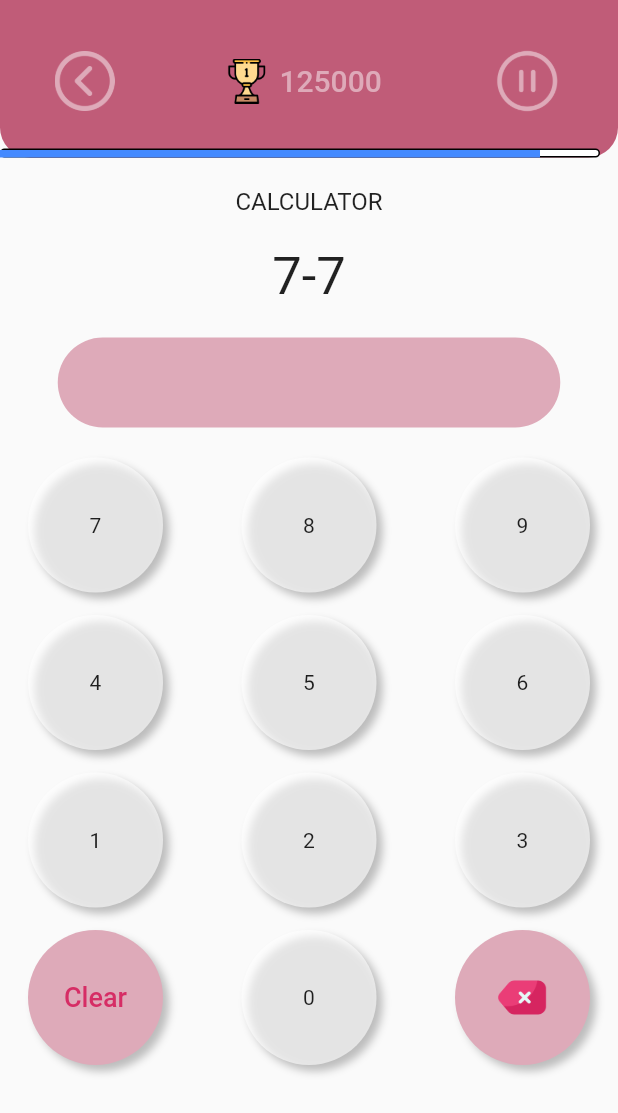
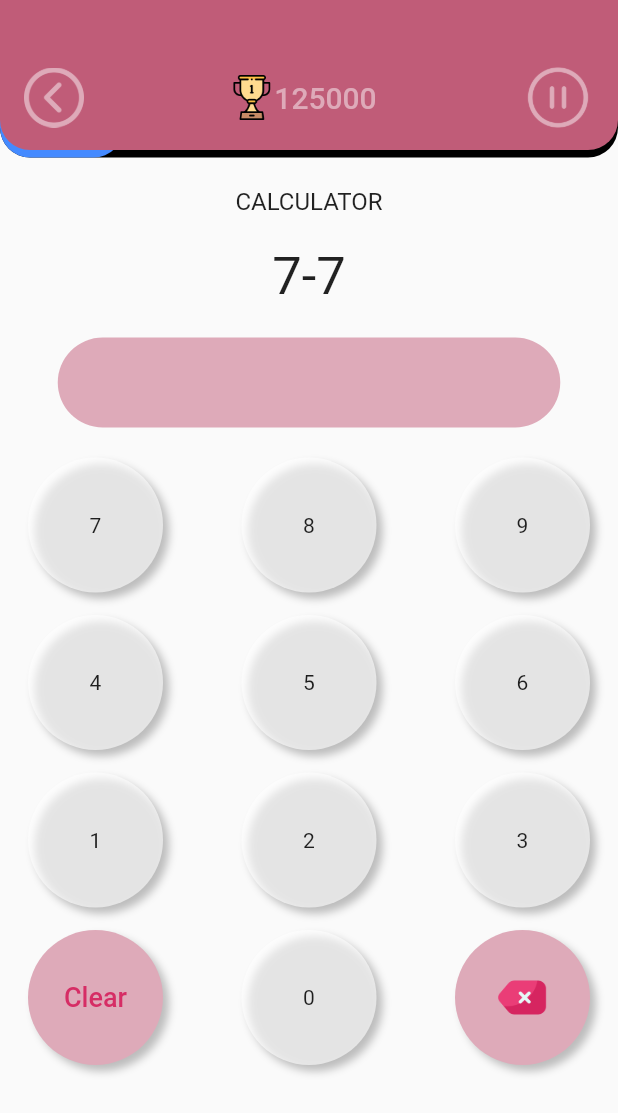
Before and after one commit to beyzauyanksoy/MathMatrixGame, a Flutter app: the Calculator screen opened directly, on a phone screen of 412 x 824 dp. Shown: the top 1113 px of the screen. Run offline on Flutter 3.47's test engine with Material 2 defaults, Android fonts, the phone set to English and light mode, and no system bars; our stand-ins replace google_fonts.

Commit message:
calculator sayfasında süre kısmı eklendi

```diff
--- a/lib/calculator.dart
+++ b/lib/calculator.dart
@@ -21,6 +21,36 @@ class _CalculatorState extends State<Calculator> {
           children: [
             Column(
               children: [
+                SizedBox(
+                  height: 105,
+                  width: MediaQuery.of(context).size.width,
+                  child: Stack(
+                    children: [
+                      //siyah container
+                      Positioned(
+                        bottom: 0,
+                        child: Container(
+                          width: MediaQuery.of(context).size.width,
+                          height: 50,
+                          decoration: BoxDecoration(
+                            borderRadius: BorderRadius.circular(20),
+                            color: Colors.black,
+                          ),
+                        ),
+                      ),
+                      //mavi container
+                      Positioned(
+                        bottom: 0,
+                        child: Container(
+                          width: MediaQuery.of(context).size.width / 5,
+                          height: 50,
+                          decoration: BoxDecoration(
+                            borderRadius: BorderRadius.circular(20),
+                            color: Colors.blueAccent,
+                          ),
+                        ),
+                      ),
+                      //pembe kısım
                       Container(
                         decoration: const BoxDecoration(
                           color: Color(0xffC05C78),
@@ -29,36 +59,35 @@ class _CalculatorState extends State<Calculator> {
                             bottomRight: Radius.circular(20),
                           ),
                         ),
-                  height: 105,
+                        height: 100,
                         width: MediaQuery.of(context).size.width,
                         child: Padding(
                           padding: const EdgeInsets.only(top: 30),
-                    child: Stack(
-                      children: [
-                        Row(
+                          child: Container(
+                            height: 105,
+                            width: MediaQuery.of(context).size.width,
+                            child: Row(
                               mainAxisAlignment: MainAxisAlignment.spaceAround,
                               children: [
-                              GestureDetector(
+                                Padding(
+                                  padding: const EdgeInsets.only(left: 16),
+                                  child: GestureDetector(
                                     onTap: () {
                                       Navigator.of(context).pop();
+                                      //gesturedetector 1
                                     },
-                                child: Stack(
-                                  children: [
-                                    Container(
                                     child: Image.asset(
                                       'assets/previous.png',
                                       width: 40,
                                       color: const Color(0xffDeaab9),
                                     ),
                                   ),
-                                  ],
                                 ),
-                              ),
-                              Container(
-                                width: 105,
+                                Expanded(
                                   child: Row(
-                                  mainAxisAlignment:
-                                      MainAxisAlignment.spaceBetween,
+                                    mainAxisAlignment: MainAxisAlignment.center,
+                                    crossAxisAlignment:
+                                        CrossAxisAlignment.center,
                                     children: [
                                       Image.asset(
                                         "assets/trophy.png",
@@ -74,9 +103,12 @@ class _CalculatorState extends State<Calculator> {
                                     ],
                                   ),
                                 ),
-                              GestureDetector(
+                                Padding(
+                                  padding: const EdgeInsets.only(right: 16),
+                                  child: GestureDetector(
                                     onTap: () {
                                       print(isdialog);
+                                      //gesturedetector2
                                       setState(() {
                                         isdialog = true;
                                         print(isdialog);
@@ -88,26 +120,13 @@ class _CalculatorState extends State<Calculator> {
                                       color: Color(0xffDeaab9),
                                     ),
                                   ),
-                            ]),
-                        Positioned(
-                          top: 69,
-                          child: Container(
-                            decoration: BoxDecoration(
-                              borderRadius: BorderRadius.circular(10),
-                              border: Border.all(),
-                              color: Colors.white,
-                            ),
-                            width: 400,
-                            height: 6,
-                          ),
-                        ),
-                        Positioned(
-                          bottom: 0,
-                          child: Container(
-                              width: 360, height: 5, color: Colors.blueAccent),
                                 ),
                               ],
                             ),
+                          ),
+                        ),
+                      ),
+                    ],
                   ),
                 ),
                 Column(
```
Lines whose indentation alone changed are shown as unchanged.
